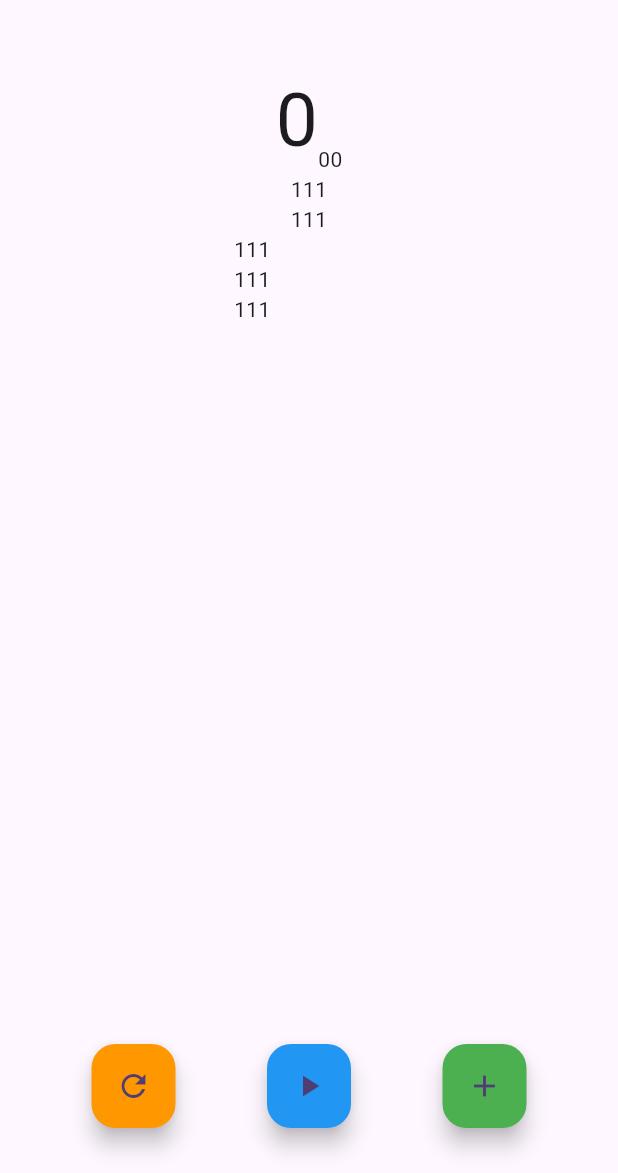
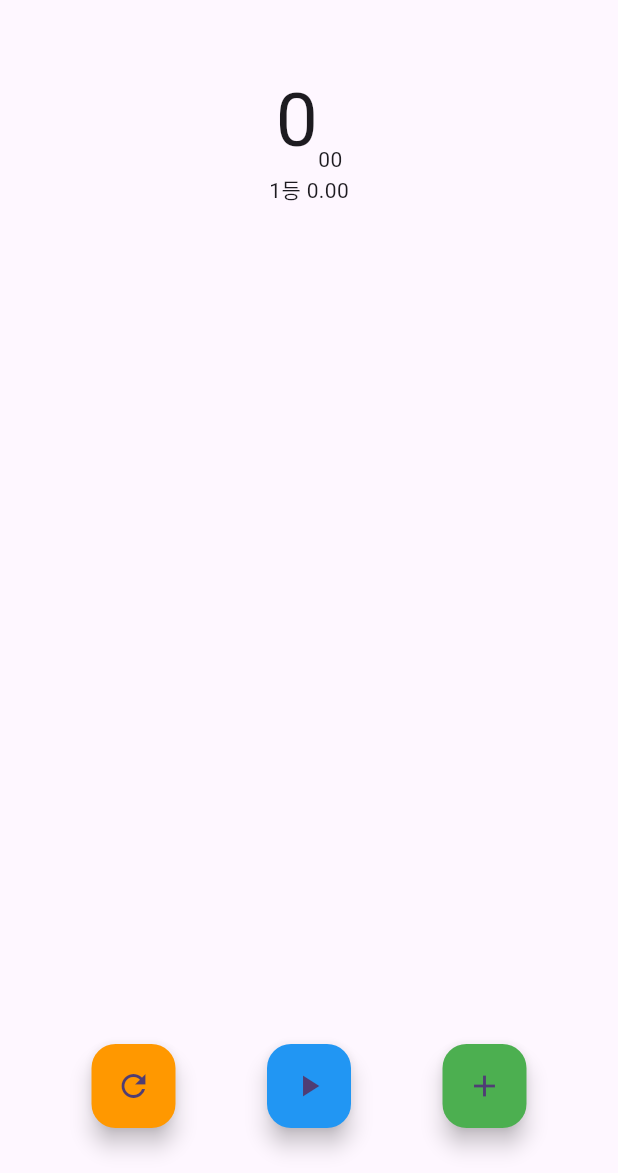
Before and after one commit to mybuenoday/stopwatch_flutter, a Flutter app: the screen it shows after launch, after a tap on the "add" icon, on a phone screen of 412 x 824 dp, the part 63-1236 px from its top. Run offline on Flutter 3.47's test engine with Material 3 defaults, Android fonts, the phone set to English and light mode, and no system bars.

Commit message:
feat(stopwatch): implement lap time recording

```diff
--- a/lib/stopwatch_screen.dart
+++ b/lib/stopwatch_screen.dart
@@ -46,6 +46,10 @@ class _StopWatchScreenState extends State<StopWatchScreen> {
     _time = 0;
   }
 
+  void _recordLapTime(String time) {
+    _lapTimes.insert(0, '${_lapTimes.length + 1}등 $time');
+  }
+
   @override
   void dispose() {
     _timer?.cancel();
@@ -55,7 +59,7 @@ class _StopWatchScreenState extends State<StopWatchScreen> {
   @override
   Widget build(BuildContext context) {
     int sec = _time ~/ 100; // 몫. milliseconds
-    String hundredth = '${_time % 100}'.padLeft(2, '0');
+    String millisec = '${_time % 100}'.padLeft(2, '0');
 
     return Scaffold(
       appBar: AppBar(
@@ -72,25 +76,15 @@ class _StopWatchScreenState extends State<StopWatchScreen> {
               style: const TextStyle(fontSize: 50),
             ),
             Text(
-              hundredth,
+              millisec,
             ),
           ],
         ),
         SizedBox(
           width: 100,
-          height: 100,
+          height: 200,
           child: ListView(
-            children: const [
-              Center(child: Text('111')),
-              Center(child: Text('111')),
-              Text('111'),
-              Text('111'),
-              Text('111'),
-              Text('111'),
-              Text('111'),
-              Text('121'),
-            ],
-          ),
+              children: _lapTimes.map((e) => Center(child: Text(e))).toList()),
         ),
         const Spacer(),
         Row(
@@ -118,7 +112,11 @@ class _StopWatchScreenState extends State<StopWatchScreen> {
             ),
             FloatingActionButton(
               backgroundColor: Colors.green,
-              onPressed: () {},
+              onPressed: () {
+                setState(() {
+                  _recordLapTime('$sec.$millisec');
+                });
+              },
               child: const Icon(Icons.add),
             ),
           ],
```
